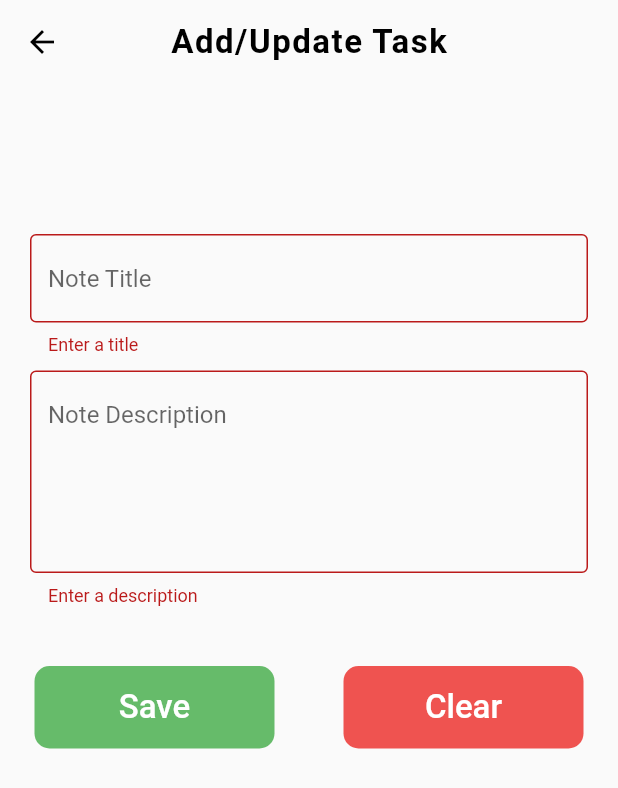
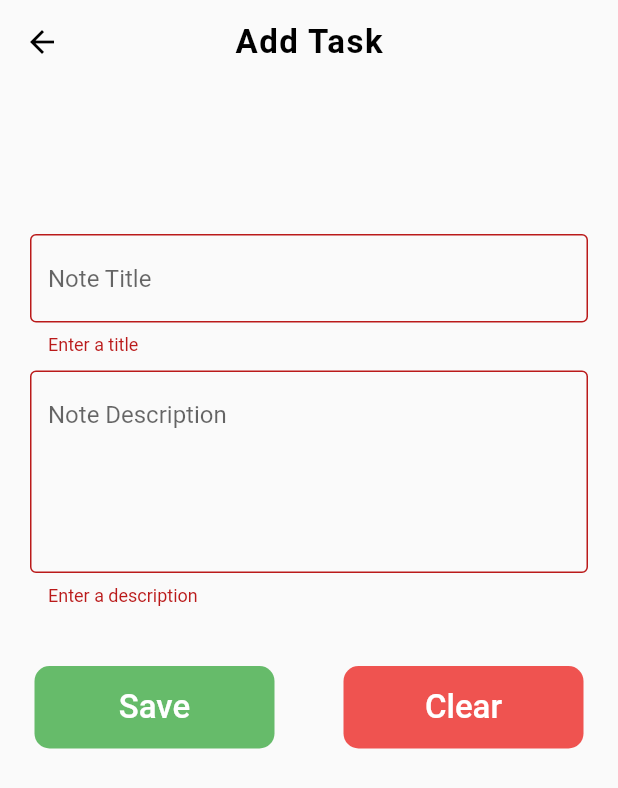
Before and after one commit to geronimoD18/flutter_to-do_app, a Flutter app: the AddUpdateTask screen opened directly, after a tap on "Save", on a phone screen of 412 x 824 dp. Shown: the top 788 px of the screen. Run offline on Flutter 3.47's test engine with Material 2 defaults, Android fonts, the phone set to English and light mode, and no system bars; our stand-ins replace sqflite; accounts and stored records are empty.

```diff
--- a/lib/add_update_screen.dart
+++ b/lib/add_update_screen.dart
@@ -5,6 +5,20 @@ import 'package:todo_app/home_screen.dart';
 import 'package:todo_app/model.dart';
 
 class AddUpdateTask extends StatefulWidget{
+  int? todoId;
+  String? todoTitle;
+  String? todoDesc;
+  String? todoDT;
+  bool? update;
+
+  AddUpdateTask({
+    this.todoId,
+    this.todoTitle,
+    this.todoDesc,
+    this.todoDT,
+    this.update
+  });
+
   @override
   State<AddUpdateTask> createState() => _AddUpdateTaskState();
 }
@@ -29,12 +43,19 @@ class _AddUpdateTaskState extends State<AddUpdateTask> {
 
   @override
   Widget build(BuildContext context){
-    final titleController = TextEditingController();
-    final descController = TextEditingController();
+    final titleController = TextEditingController(text: widget.todoTitle);
+    final descController = TextEditingController(text: widget.todoDesc);
+    String appTitle;
+    if(widget.update == true){
+      appTitle = "Update Task";
+    }else{
+      appTitle = "Add Task";
+    }
+
     return Scaffold(
       appBar: AppBar(
         title: Text(
-          "Add/Update Task",
+          appTitle,
           style: TextStyle(
             fontSize: 22,
             fontWeight: FontWeight.w600,
@@ -98,6 +119,14 @@ class _AddUpdateTaskState extends State<AddUpdateTask> {
                     child: InkWell(
                       onTap: (){
                         if(_fromKey.currentState!.validate()){
+                          if(widget.update == true){
+                            dbHelper!.insert(TodoModel(
+                              id: widget.todoId,
+                              title: titleController.text,
+                              desc: descController.text,
+                              dateandtime: widget.todoDT,
+                            ));
+                          }else{
                             dbHelper!.insert(TodoModel(
                               title: titleController.text,
                               desc: descController.text,
@@ -105,6 +134,7 @@ class _AddUpdateTaskState extends State<AddUpdateTask> {
                                   .add_jm()
                                   .format(DateTime.now())
                                   .toString()));
+                          }
 
                           Navigator.push(context, MaterialPageRoute(builder:
                           (context)=> HomeScreen()));
--- a/lib/home_screen.dart
+++ b/lib/home_screen.dart
@@ -142,7 +142,19 @@ class _HomeScreenState extends State<HomeScreen> {
                                 ),
                               ),
                               InkWell(
-                                onTap: (){},
+                                onTap: (){
+                                  Navigator.push(
+                                    context,
+                                    MaterialPageRoute(
+                                      builder: (context) => AddUpdateTask(
+                                            todoId: todoId,
+                                            todoTitle: todoTitle,
+                                            todoDesc: todoDesc,
+                                            todoDT: todoDT,
+                                            update: true,
+                                      ),
+                                    ));
+                                },
                                 child: Icon(
                                   Icons.edit_note,
                                   size: 28,
```
Lines whose indentation alone changed are shown as unchanged.
